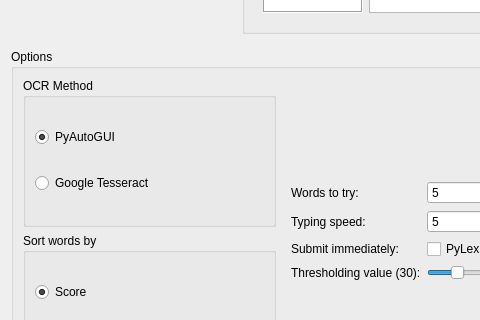
Qt form form.ui (mb2g17/PyLex) before a commit; both pictures show x 0 to 480 and y 381 to 701 of the 666 by 786 pixel window.
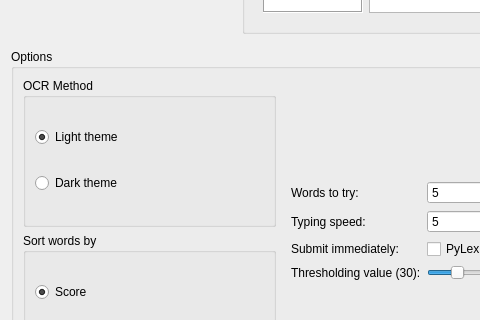
The same form after that commit. Icons and pictures are not drawn.

Commit message:
removed tesseract
also fixed bug with button enabling and added theme options

```diff
--- a/form.ui
+++ b/form.ui
@@ -420,7 +420,7 @@
             <string>&lt;html&gt;&lt;head/&gt;&lt;body&gt;&lt;p&gt;&lt;span style=&quot; font-weight:600; text-decoration: underline;&quot;&gt;PyAutoGUI&lt;/span&gt;&lt;/p&gt;&lt;p&gt;A reading approach using PyAutoGUI using sample images. More reliable than Google Tesseract.&lt;/p&gt;&lt;/body&gt;&lt;/html&gt;</string>
            </property>
            <property name="text">
-            <string>PyAutoGUI</string>
+            <string>Light theme</string>
            </property>
            <property name="checked">
             <bool>true</bool>
@@ -433,7 +433,7 @@
             <string>&lt;html&gt;&lt;head/&gt;&lt;body&gt;&lt;p&gt;&lt;span style=&quot; font-weight:600; text-decoration: underline;&quot;&gt;Google Tesseract&lt;/span&gt;&lt;/p&gt;&lt;p&gt;A type of OCR technology provided by Google. It's less reliable than PyAutoGUI, and a little experimental.&lt;/p&gt;&lt;/body&gt;&lt;/html&gt;</string>
            </property>
            <property name="text">
-            <string>Google Tesseract</string>
+            <string>Dark theme</string>
            </property>
            <property name="checked">
             <bool>false</bool>
```
Left out of the diff: 10 changed lines with no effect on the pictures. The commit also changes 5 other files.
